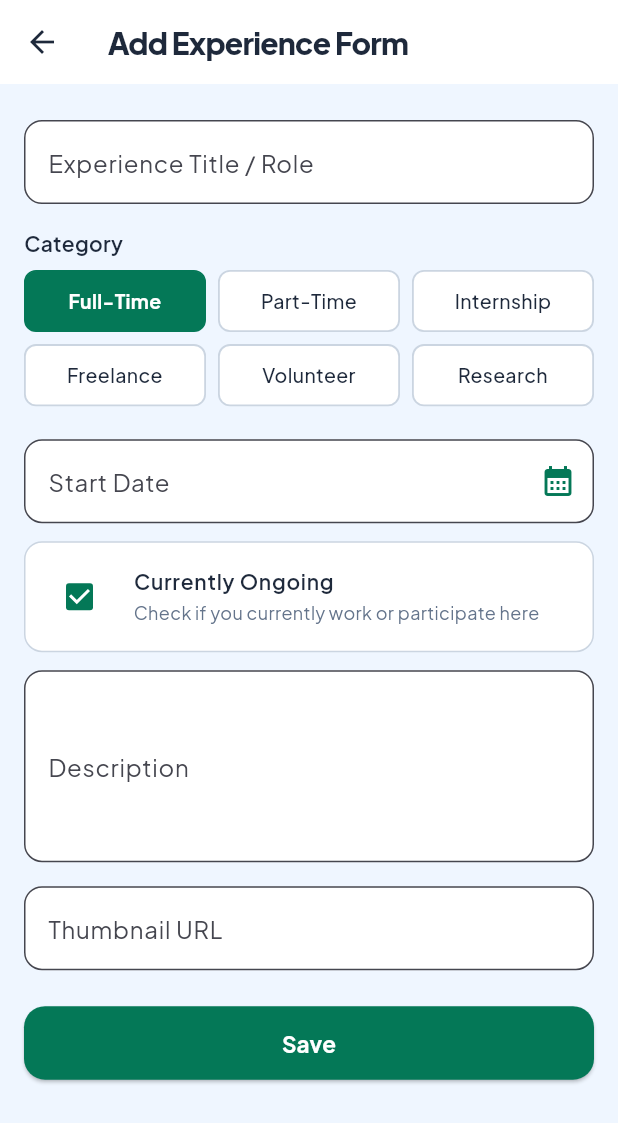
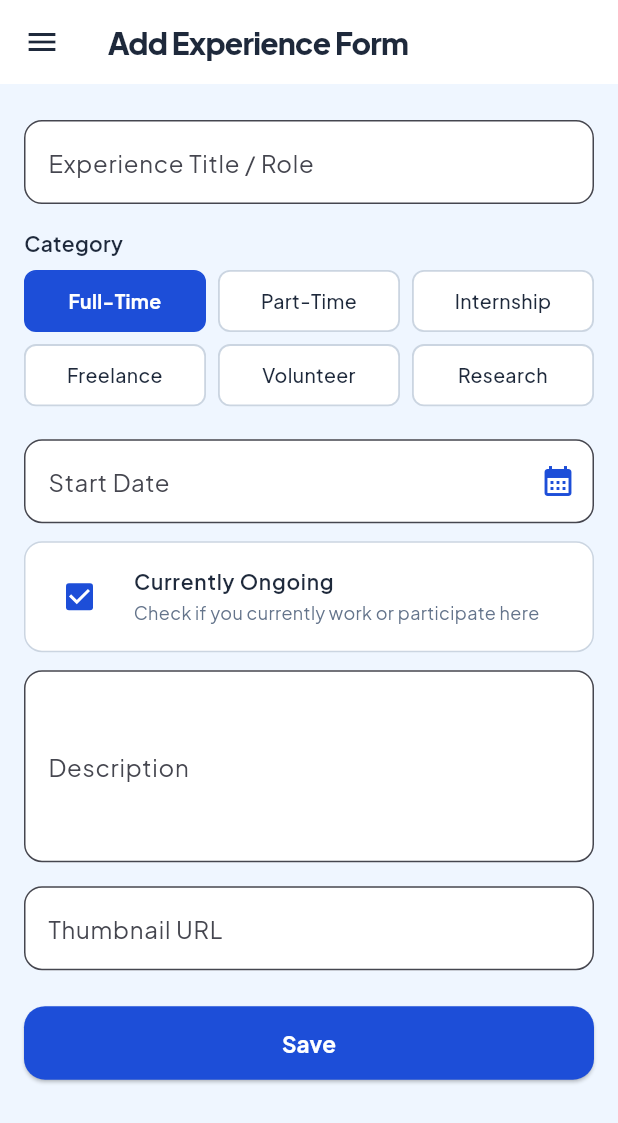
Before and after one commit to nurazizah56-dak/myportofolio_mobile, a Flutter app: the ExperienceFormPage screen opened directly, on a phone screen of 412 x 824 dp. Shown: the top 1123 px of the screen. Run offline on Flutter 3.47's test engine with Material 3 defaults, Android fonts, the phone set to English and light mode, and no system bars; our stand-ins replace google_fonts.

Commit message:
style(experience): update accent color to royal blue and replace back button with drawer menu icon

```diff
--- a/lib/screens/experience_form.dart
+++ b/lib/screens/experience_form.dart
@@ -52,7 +52,7 @@ class _ExperienceFormPageState extends State<ExperienceFormPage> {
         return Theme(
           data: Theme.of(context).copyWith(
             colorScheme: const ColorScheme.light(
-              primary: Color(0xFF047857), // Forest Emerald theme
+              primary: Color(0xFF1D4ED8), // Royal Blue theme
               onPrimary: Colors.white,
               onSurface: Color(0xFF1E293B),
             ),
@@ -99,11 +99,11 @@ class _ExperienceFormPageState extends State<ExperienceFormPage> {
             padding: const EdgeInsets.symmetric(vertical: 10.0),
             alignment: Alignment.center,
             decoration: BoxDecoration(
-              color: isSelected ? const Color(0xFF047857) : Colors.white,
+              color: isSelected ? const Color(0xFF1D4ED8) : Colors.white,
               borderRadius: BorderRadius.circular(8.0),
               border: Border.all(
                 color: isSelected
-                    ? const Color(0xFF047857)
+                    ? const Color(0xFF1D4ED8)
                     : const Color(0xFFCBD5E1),
                 width: 1.2,
               ),
@@ -173,11 +173,16 @@ class _ExperienceFormPageState extends State<ExperienceFormPage> {
             letterSpacing: -0.5,
           ),
         ),
-        // Explicit back button consistent with Add Education Form
-        leading: IconButton(
-          icon: const Icon(Icons.arrow_back),
-          onPressed: () {
-            Navigator.pop(context);
+        // 3-line hamburger menu icon to open drawer without back button redundancy
+        leading: Builder(
+          builder: (BuildContext context) {
+            return IconButton(
+              icon: const Icon(Icons.menu),
+              onPressed: () {
+                Scaffold.of(context).openDrawer();
+              },
+              tooltip: MaterialLocalizations.of(context).openAppDrawerTooltip,
+            );
           },
         ),
         // Clean white AppBar consistent with the rest of the application
@@ -248,7 +253,7 @@ class _ExperienceFormPageState extends State<ExperienceFormPage> {
                       filled: true,
                       fillColor: Colors.white,
                       suffixIcon: IconButton(
-                        icon: const Icon(Icons.calendar_month, color: Color(0xFF047857)),
+                        icon: const Icon(Icons.calendar_month, color: Color(0xFF1D4ED8)),
                         onPressed: () => _pickDate(isStart: true),
                       ),
                       border: OutlineInputBorder(
@@ -286,7 +291,7 @@ class _ExperienceFormPageState extends State<ExperienceFormPage> {
                       style: TextStyle(fontSize: 12.0, color: Color(0xFF64748B)),
                     ),
                     value: _isOngoing,
-                    activeColor: const Color(0xFF047857),
+                    activeColor: const Color(0xFF1D4ED8),
                     onChanged: (bool? value) {
                       setState(() {
                         _isOngoing = value ?? true;
@@ -314,7 +319,7 @@ class _ExperienceFormPageState extends State<ExperienceFormPage> {
                         filled: true,
                         fillColor: Colors.white,
                         suffixIcon: IconButton(
-                          icon: const Icon(Icons.calendar_month, color: Color(0xFF047857)),
+                          icon: const Icon(Icons.calendar_month, color: Color(0xFF1D4ED8)),
                           onPressed: () => _pickDate(isStart: false),
                         ),
                         border: OutlineInputBorder(
@@ -407,7 +412,7 @@ class _ExperienceFormPageState extends State<ExperienceFormPage> {
                     width: double.infinity,
                     child: ElevatedButton(
                       style: ElevatedButton.styleFrom(
-                        backgroundColor: const Color(0xFF047857), // Forest Emerald Experience theme
+                        backgroundColor: const Color(0xFF1D4ED8), // Royal Blue theme
                         padding: const EdgeInsets.symmetric(vertical: 14.0),
                         shape: RoundedRectangleBorder(
                           borderRadius: BorderRadius.circular(14.0),
@@ -443,7 +448,7 @@ class _ExperienceFormPageState extends State<ExperienceFormPage> {
                                 title: const Row(
                                   children: [
                                     Icon(Icons.check_circle,
-                                        color: Color(0xFF047857), size: 22),
+                                        color: Color(0xFF1D4ED8), size: 22),
                                     SizedBox(width: 8),
                                     Flexible(
                                       child: Text(
```
